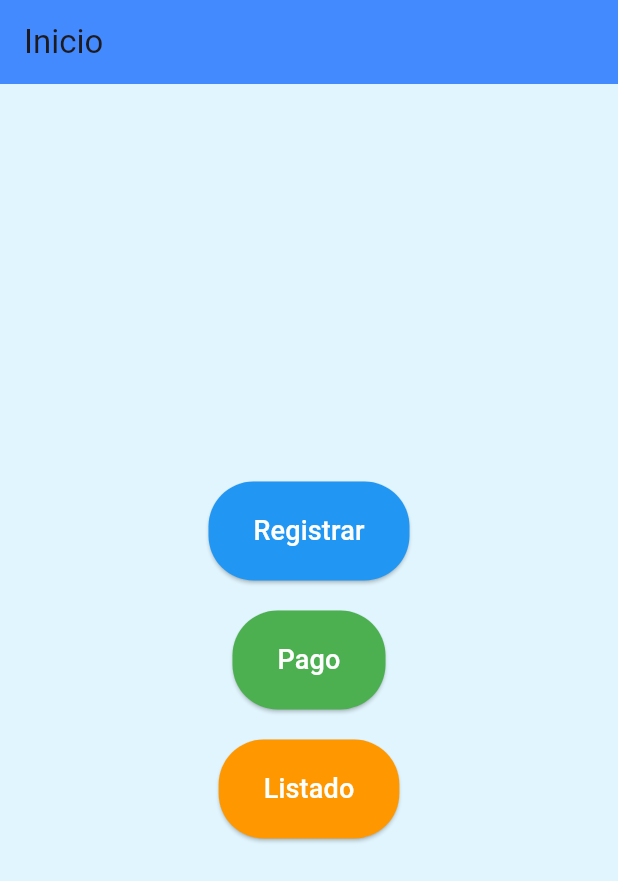
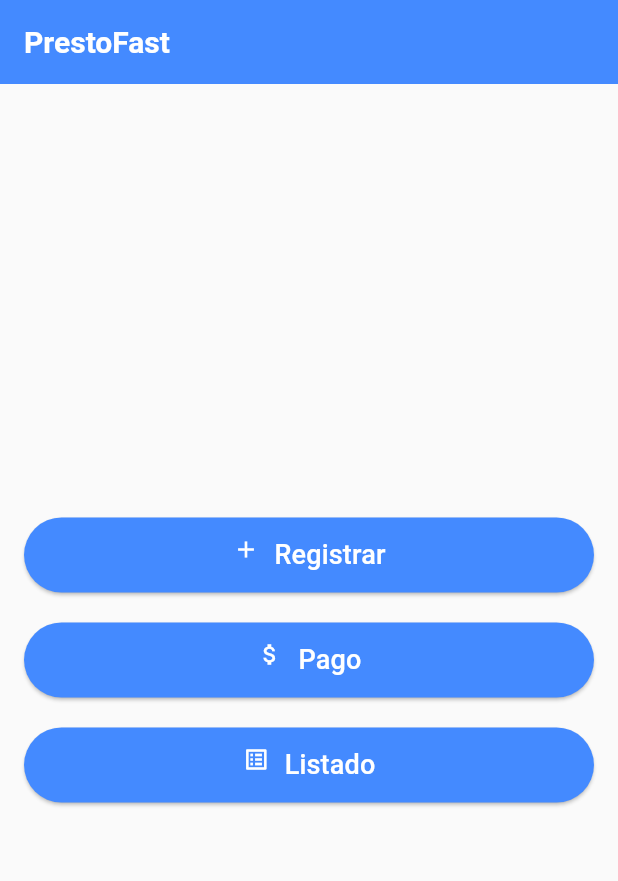
Before and after one commit to psyk4e/prestoFast, a Flutter app: the screen it shows after launch, on a phone screen of 412 x 824 dp. Shown: the top 881 px of the screen. Run offline on Flutter 3.47's test engine with Material 3 defaults, Android fonts, the light colour scheme and no system bars.

Commit message:
feat: design home

```diff
--- a/lib/screens/home_screen.dart
+++ b/lib/screens/home_screen.dart
@@ -7,11 +7,14 @@ class HomeScreen extends StatelessWidget {
   Widget build(BuildContext context) {
     return Scaffold(
       appBar: AppBar(
-        title: const Text('Inicio'),
+        title: const Text('PrestoFast'),
         backgroundColor: Colors.blueAccent,
+        foregroundColor: Colors.white,
+        titleTextStyle:
+            const TextStyle(fontWeight: FontWeight.bold, fontSize: 20),
       ),
       body: Container(
-        color: Colors.lightBlue[50], // Color de fondo suave
+        color: Colors.grey[50], // Color de fondo suave
         padding: const EdgeInsets.all(16.0),
         child: Center(
           // Centra el contenido en la pantalla
@@ -22,15 +25,20 @@ class HomeScreen extends StatelessWidget {
             children: <Widget>[
               ElevatedButton(
                 style: ElevatedButton.styleFrom(
-                  backgroundColor: Colors.blue,
+                  backgroundColor: Colors.blueAccent,
                   foregroundColor: Colors.white,
+                  minimumSize: const Size(double.infinity, 50),
                   padding:
-                      const EdgeInsets.symmetric(horizontal: 30, vertical: 20),
+                      const EdgeInsets.symmetric(horizontal: 130, vertical: 12),
                   shape: RoundedRectangleBorder(
                     borderRadius: BorderRadius.circular(30),
                   ),
                 ),
-                child: const Text('Registrar', style: TextStyle(fontSize: 18)),
+                child: const Wrap(children: <Widget>[
+                  Icon(Icons.add),
+                  SizedBox(width: 10),
+                  Text('Registrar', style: TextStyle(fontSize: 18))
+                ]),
                 onPressed: () {
                   Navigator.pushNamed(context, '/registrar');
                 },
@@ -38,31 +46,43 @@ class HomeScreen extends StatelessWidget {
               const SizedBox(height: 20),
               ElevatedButton(
                 style: ElevatedButton.styleFrom(
-                  backgroundColor: Colors.green,
+                  backgroundColor: Colors.blueAccent,
                   foregroundColor: Colors.white,
+                  minimumSize: const Size(double.infinity, 50),
                   padding:
-                      const EdgeInsets.symmetric(horizontal: 30, vertical: 20),
+                      const EdgeInsets.symmetric(horizontal: 130, vertical: 12),
                   shape: RoundedRectangleBorder(
                     borderRadius: BorderRadius.circular(30),
                   ),
                 ),
-                child: const Text('Pago', style: TextStyle(fontSize: 18)),
+                child: const Wrap(children: [
+                  Icon(Icons.attach_money),
+                  SizedBox(width: 10),
+                  Text('Pago', style: TextStyle(fontSize: 18))
+                ]),
                 onPressed: () {
                   Navigator.pushNamed(context, '/pago');
                 },
               ),
-              const SizedBox(height: 20),
+              const SizedBox(
+                height: 20,
+              ),
               ElevatedButton(
                 style: ElevatedButton.styleFrom(
-                  backgroundColor: Colors.orange,
+                  backgroundColor: Colors.blueAccent,
                   foregroundColor: Colors.white,
+                  minimumSize: const Size(double.infinity, 50),
                   padding:
-                      const EdgeInsets.symmetric(horizontal: 30, vertical: 20),
+                      const EdgeInsets.symmetric(horizontal: 130, vertical: 12),
                   shape: RoundedRectangleBorder(
                     borderRadius: BorderRadius.circular(30),
                   ),
                 ),
-                child: const Text('Listado', style: TextStyle(fontSize: 18)),
+                child: const Wrap(children: <Widget>[
+                  Icon(Icons.list_alt),
+                  SizedBox(width: 10),
+                  Text('Listado', style: TextStyle(fontSize: 18))
+                ]),
                 onPressed: () {
                   Navigator.pushNamed(context, '/listado');
                 },
```
